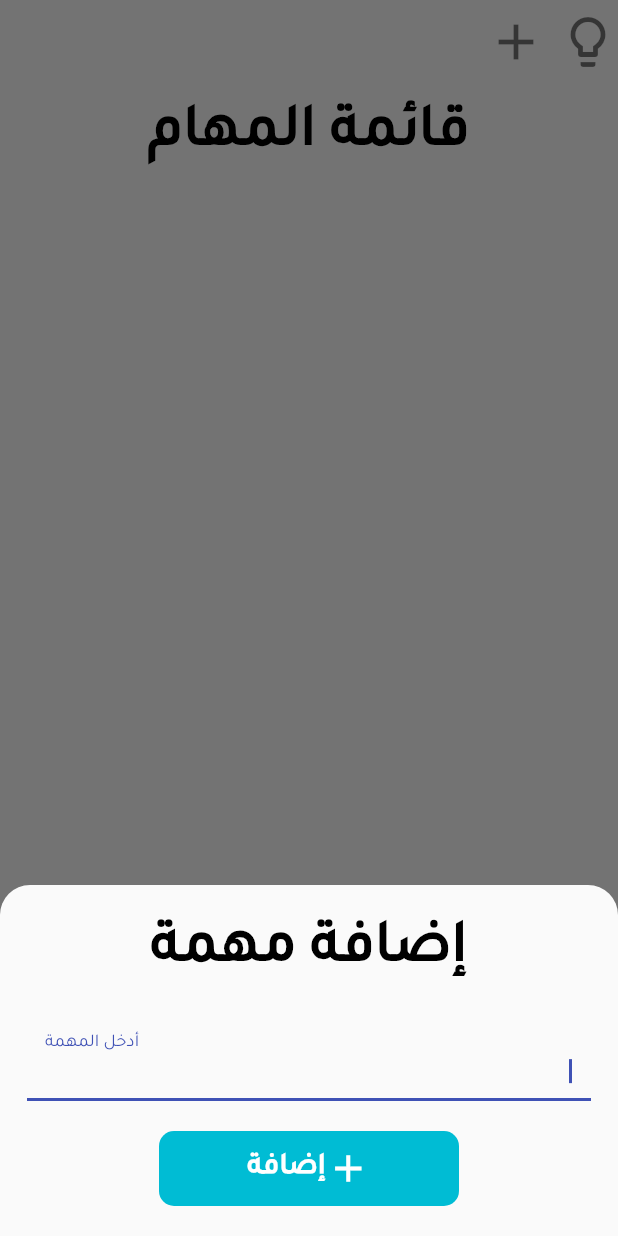
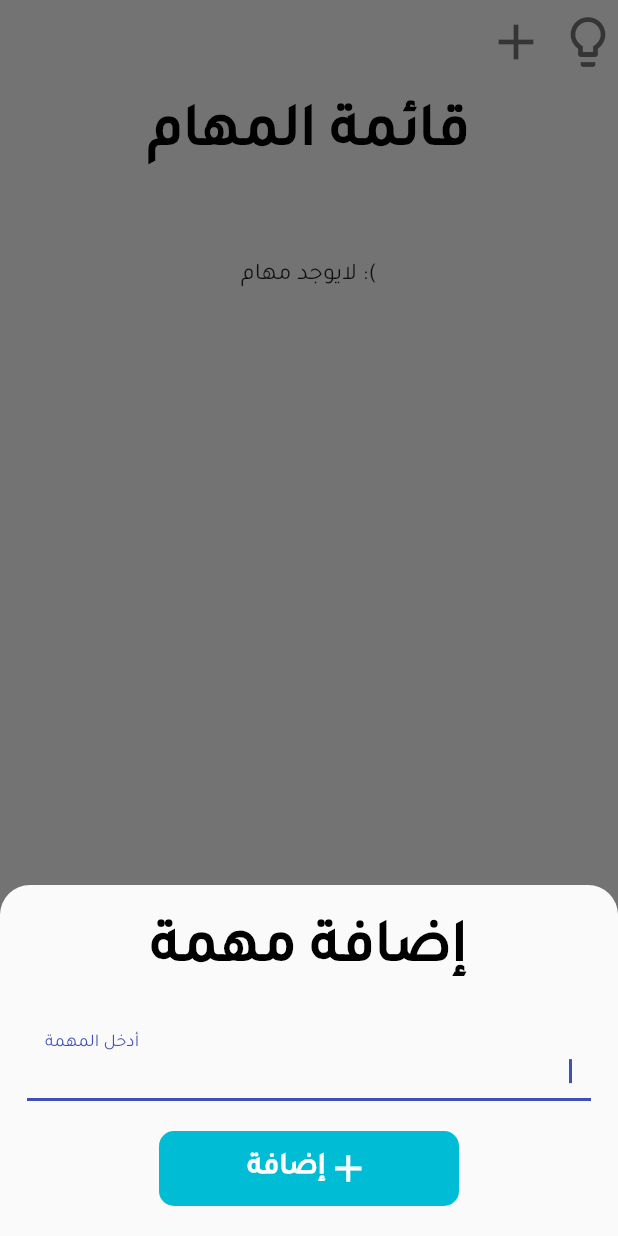
Before and after one commit to AzAlharbi/todo_list, a Flutter app: the screen it shows after launch, after a tap on the "add" icon, on a phone screen of 412 x 824 dp. Run offline on Flutter 3.47's test engine with Material 2 defaults, Android fonts, the phone set to English and light mode, and no system bars; drawn by our look-alikes of curved_navigation_bar; our stand-ins replace dynamic_theme, sqflite; accounts and stored records are empty.

```diff
--- a/lib/Service/db.dart
+++ b/lib/Service/db.dart
@@ -35,7 +35,7 @@ class TodoProvider {
   Database db;
   String path;
 
-  init() async {
+  Future init() async {
     String path = await getDatabasesPath();
     path = join(path, 'notes.db');
 
@@ -53,9 +53,12 @@ create table $tableTodo (
   Future<Todo> insert(Todo todo) async {
     if (todo.title.trim().isEmpty) todo.title = 'فارغه';
     todo.id = await db.insert(tableTodo, todo.toMap());
+    print('done');
+    // String title = todo.title;
+    // bool done = todo.done;
+    // db.rawInsert('INSERT INTO todo(title, done) VALUES($title,$done)');
     return todo;
   }
-
   //   Future<List<Map<String, dynamic>>> getTodoMapList() async {
   // 	Database db = await this.database;
 
@@ -76,22 +79,26 @@ create table $tableTodo (
     return null;
   }
 
-  Future<List<Todo>> getAllTodo() async {
+  // Future<List<Todo>> getAllTodo() async {
+  //   await init();
+  //   List<Map> list = await db.query(tableTodo,
+  //       columns: [columnId, columnDone, columnTitle],
+  //       where: '$columnDone = ?',
+  //       whereArgs: [0]);
+  //   List<Todo> todos = new List();
+  //   for (int i = 0; i < list.length; i++) {
+  //     Todo todo = new Todo();
+  //     todo.id = list[i]['columnId'];
+  //     todo.title = list[i]['columnTitle'];
+  //     todo.done = list[i]['columnDone'];
+
+  //     todos.add(todo);
+  //   }
+  //   return todos;
+  // }
+  Future<List<Map<String, dynamic>>> getAllTodo() async {
     await init();
-    List<Map> list = await db.query(tableTodo,
-        columns: [columnId, columnDone, columnTitle],
-        where: '$columnDone = ?',
-        whereArgs: [0]);
-    List<Todo> todos = new List();
-    for (int i = 0; i < list.length; i++) {
-      Todo todo = new Todo();
-      todo.id = list[i]['columnId'];
-      todo.title = list[i]['columnTitle'];
-      todo.done = list[i]['columnDone'];
-
-      todos.add(todo);
-    }
-    return todos;
+    return await db.query(tableTodo);
   }
 
   Future<Todo> getDoneTodo() async {
--- a/lib/screens/home_screen.dart
+++ b/lib/screens/home_screen.dart
@@ -190,7 +190,8 @@ class _HomeScreenState extends State<HomeScreen> {
                   _addController.text != "" ||
                   _addController.text != " ") {
                 setState(() {
-                  Todo newTodo = Todo(title: _addController.text, done: false);
+                  Todo newTodo =
+                      Todo(id: null, title: _addController.text, done: false);
                   TodoProvider().insert(newTodo);
                 });
                 _addController.clear();
--- a/lib/screens/toDoList.dart
+++ b/lib/screens/toDoList.dart
@@ -59,17 +59,19 @@ class _TodoListState extends State<TodoList> {
             child: FutureBuilder(
               future: TodoProvider().getAllTodo(),
               builder: (context, snapshot) {
-                print(snapshot.data);
-                if (snapshot.data == null) {
-                  return Container(
-                    height: 0,
-                    width: 0,
-                  );
-                } else {
                   if (!snapshot.hasData) {
                     return Center(child: CircularProgressIndicator());
-                  } else {
-                    if (snapshot.data.length > 0) {
+                  } else if (snapshot.data.length == 0) {
+                  return Container(
+                        padding: EdgeInsets.symmetric(vertical: 40),
+                        child: Text(
+                          "لايوجد مهام :(",
+                          style: TextStyle(
+                            fontSize: 16,
+                          ),
+                        ),
+                      );
+                  }else{
                       return ListView.builder(
                         itemCount: snapshot.data.length,
                         itemBuilder: (context, index) {
@@ -158,20 +160,10 @@ class _TodoListState extends State<TodoList> {
                           );
                         },
                       );
-                    } else {
-                      Container(
-                        padding: EdgeInsets.symmetric(vertical: 40),
-                        child: Text(
-                          "لايوجد مهام :(",
-                          style: TextStyle(
-                            fontSize: 16,
-                          ),
-                        ),
-                      );
-                    }
+
                   }
                 }
-              },
+              ,
             ),
           ),
         ],
```
